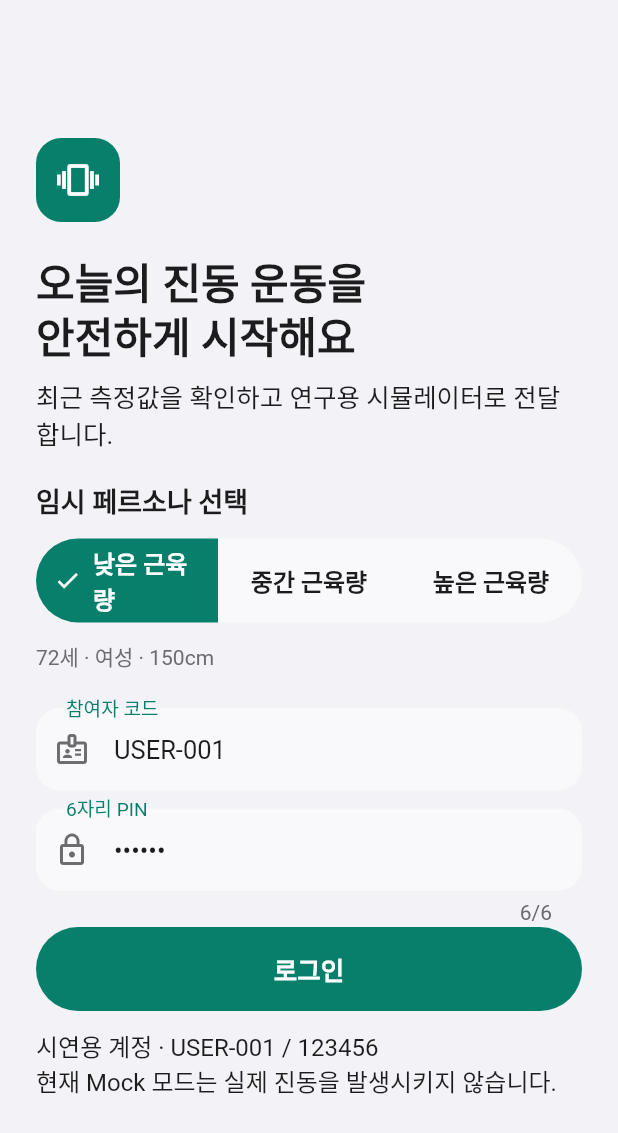
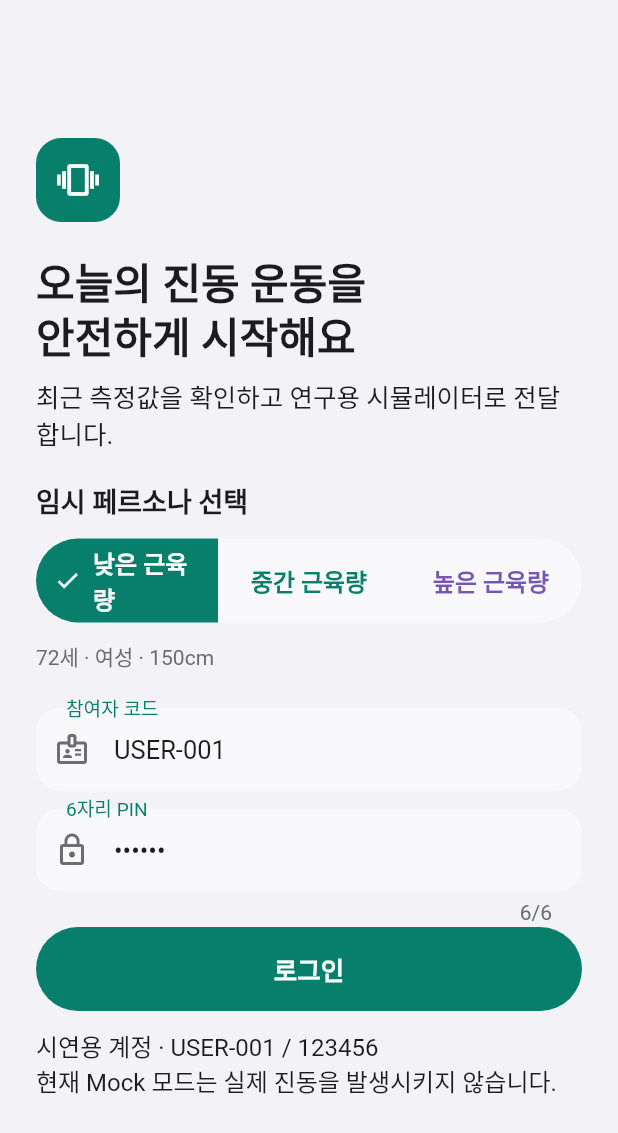
Before and after one commit to Dowon-Kang/vibecare-pilot, a Flutter app: the screen it shows after launch, on a phone screen of 412 x 824 dp. Shown: the top 1133 px of the screen. Run offline on Flutter 3.47's test engine with Material 3 defaults, Android fonts, the phone set to English and light mode, and no system bars; our stand-ins replace dio, flutter_riverpod, flutter_secure_storage.

Commit message:
fix: distinguish muscle levels with semantic colors

```diff
--- a/mobile-app/lib/screens/pilot_detail_components.dart
+++ b/mobile-app/lib/screens/pilot_detail_components.dart
@@ -769,9 +769,9 @@ class _MetricStatus {
 /// Status tones stay inside the neutral ladder except for `caution`, which
 /// keeps the danger red because it asks the participant to act.
 Color _toneColor(_MetricStatusTone tone) => switch (tone) {
-  _MetricStatusTone.low => AppColors.warning,
-  _MetricStatusTone.normal => AppColors.muted,
-  _MetricStatusTone.high => AppColors.inkSoft,
+  _MetricStatusTone.low => AppColors.levelLow,
+  _MetricStatusTone.normal => AppColors.levelNormal,
+  _MetricStatusTone.high => AppColors.levelHigh,
   _MetricStatusTone.caution => AppColors.danger,
 };
 
--- a/mobile-app/lib/screens/pilot_screen.dart
+++ b/mobile-app/lib/screens/pilot_screen.dart
@@ -19,6 +19,12 @@ part 'pilot_feedback_wizard.dart';
 part 'pilot_onboarding_components.dart';
 
 enum _PilotStep { profile, measurement, device }
+
+Color _personaColor(DemoPersona persona) => switch (persona) {
+  DemoPersona.low => AppColors.levelLow,
+  DemoPersona.medium => AppColors.levelNormal,
+  DemoPersona.high => AppColors.levelHigh,
+};
 
 class PilotScreen extends ConsumerStatefulWidget {
   const PilotScreen({super.key});
@@ -108,7 +114,14 @@ class _PilotScreenState extends ConsumerState<PilotScreen>
                       for (final persona in DemoPersona.values)
                         ButtonSegment(
                           value: persona,
-                          label: Text(persona.label),
+                          label: Text(
+                            persona.label,
+                            style: TextStyle(
+                              color: _persona == persona
+                                  ? AppColors.canvas
+                                  : _personaColor(persona),
+                            ),
+                          ),
                         ),
                     ],
                     selected: {_persona},
--- a/mobile-app/lib/theme/app_theme.dart
+++ b/mobile-app/lib/theme/app_theme.dart
@@ -26,6 +26,9 @@ abstract final class AppColors {
 
   /// Reserved: one chromatic accent for a single emphasized signal per screen.
   static const accent = brand;
+  static const levelLow = Color(0xFF3478C8);
+  static const levelNormal = brand;
+  static const levelHigh = Color(0xFF7655B5);
 
   static const warning = Color(0xFF9A5A00);
   static const danger = Color(0xFFB42318);
```
Also changed, not shown: mobile-app/lib/screens/pilot_onboarding_components.dart (+29 -6 lines).
